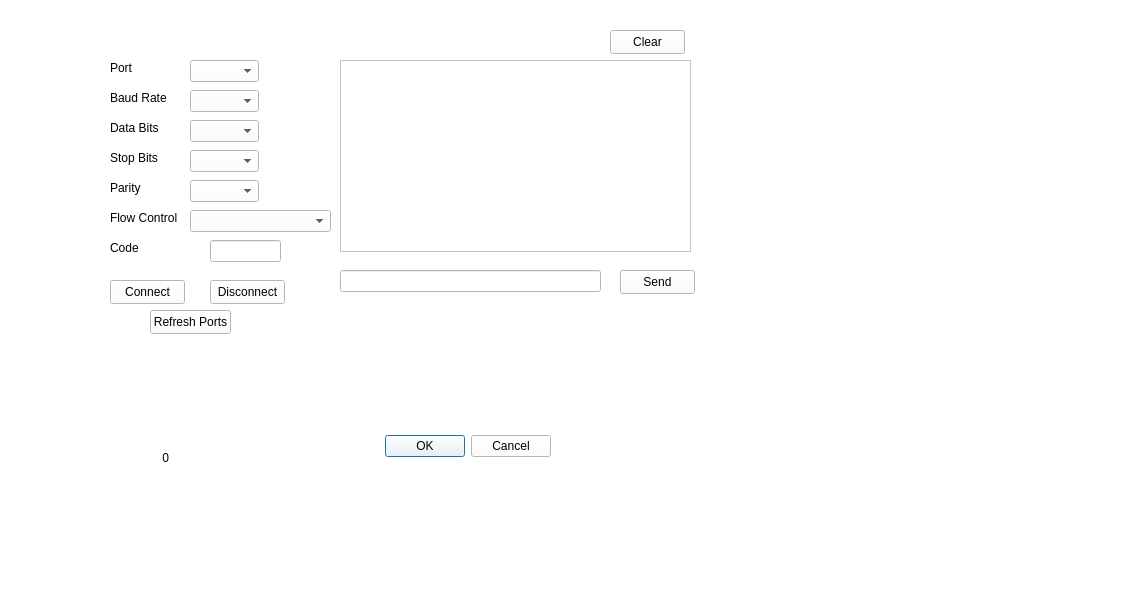
The window that Serial Port Example/Serial_Port_Example/dialog_uart.ui (IvanZend/Learning-QT) describes before a commit, drawn with Qt 5.
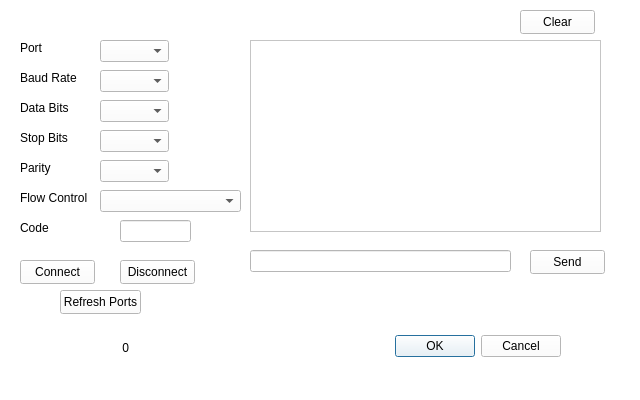
The same window after the commit.

Diff of the .ui file:
```diff
--- a/Serial Port Example/Serial_Port_Example/dialog_uart.ui
+++ b/Serial Port Example/Serial_Port_Example/dialog_uart.ui
@@ -6,8 +6,8 @@
    <rect>
     <x>0</x>
     <y>0</y>
-    <width>1140</width>
-    <height>593</height>
+    <width>640</width>
+    <height>400</height>
    </rect>
   </property>
   <property name="palette">
@@ -458,8 +458,8 @@
   <widget class="QDialogButtonBox" name="buttonBox">
    <property name="geometry">
     <rect>
-     <x>210</x>
-     <y>430</y>
+     <x>220</x>
+     <y>330</y>
      <width>341</width>
      <height>32</height>
     </rect>
@@ -474,8 +474,8 @@
   <widget class="QLabel" name="label">
    <property name="geometry">
     <rect>
-     <x>110</x>
-     <y>60</y>
+     <x>20</x>
+     <y>40</y>
      <width>49</width>
      <height>16</height>
     </rect>
@@ -487,8 +487,8 @@
   <widget class="QComboBox" name="comboBox">
    <property name="geometry">
     <rect>
-     <x>190</x>
-     <y>60</y>
+     <x>100</x>
+     <y>40</y>
      <width>69</width>
      <height>22</height>
     </rect>
@@ -497,8 +497,8 @@
   <widget class="QComboBox" name="comboBox_4">
    <property name="geometry">
     <rect>
-     <x>190</x>
-     <y>150</y>
+     <x>100</x>
+     <y>130</y>
      <width>69</width>
      <height>22</height>
     </rect>
@@ -507,8 +507,8 @@
   <widget class="QLabel" name="label_5">
    <property name="geometry">
     <rect>
-     <x>110</x>
-     <y>180</y>
+     <x>20</x>
+     <y>160</y>
      <width>49</width>
      <height>16</height>
     </rect>
@@ -520,8 +520,8 @@
   <widget class="QPushButton" name="pushButton_2">
    <property name="geometry">
     <rect>
-     <x>110</x>
-     <y>280</y>
+     <x>20</x>
+     <y>260</y>
      <width>75</width>
      <height>24</height>
     </rect>
@@ -533,8 +533,8 @@
   <widget class="QLabel" name="label_7">
    <property name="geometry">
     <rect>
-     <x>110</x>
-     <y>240</y>
+     <x>20</x>
+     <y>220</y>
      <width>49</width>
      <height>16</height>
     </rect>
@@ -546,8 +546,8 @@
   <widget class="QPushButton" name="pushButton_4">
    <property name="geometry">
     <rect>
-     <x>150</x>
-     <y>310</y>
+     <x>60</x>
+     <y>290</y>
      <width>81</width>
      <height>24</height>
     </rect>
@@ -559,8 +559,8 @@
   <widget class="QComboBox" name="comboBox_3">
    <property name="geometry">
     <rect>
-     <x>190</x>
-     <y>120</y>
+     <x>100</x>
+     <y>100</y>
      <width>69</width>
      <height>22</height>
     </rect>
@@ -569,8 +569,8 @@
   <widget class="QComboBox" name="comboBox_5">
    <property name="geometry">
     <rect>
-     <x>190</x>
-     <y>180</y>
+     <x>100</x>
+     <y>160</y>
      <width>69</width>
      <height>22</height>
     </rect>
@@ -579,8 +579,8 @@
   <widget class="QPushButton" name="pushButton_5">
    <property name="geometry">
     <rect>
-     <x>610</x>
-     <y>30</y>
+     <x>520</x>
+     <y>10</y>
      <width>75</width>
      <height>24</height>
     </rect>
@@ -592,8 +592,8 @@
   <widget class="QPushButton" name="pushButton_3">
    <property name="geometry">
     <rect>
-     <x>210</x>
-     <y>280</y>
+     <x>120</x>
+     <y>260</y>
      <width>75</width>
      <height>24</height>
     </rect>
@@ -605,8 +605,8 @@
   <widget class="QLabel" name="label_6">
    <property name="geometry">
     <rect>
-     <x>110</x>
-     <y>210</y>
+     <x>20</x>
+     <y>190</y>
      <width>81</width>
      <height>16</height>
     </rect>
@@ -618,8 +618,8 @@
   <widget class="QComboBox" name="comboBox_6">
    <property name="geometry">
     <rect>
-     <x>190</x>
-     <y>210</y>
+     <x>100</x>
+     <y>190</y>
      <width>141</width>
      <height>22</height>
     </rect>
@@ -628,8 +628,8 @@
   <widget class="QPushButton" name="pushButton">
    <property name="geometry">
     <rect>
-     <x>620</x>
-     <y>270</y>
+     <x>530</x>
+     <y>250</y>
      <width>75</width>
      <height>24</height>
     </rect>
@@ -641,8 +641,8 @@
   <widget class="QLabel" name="label_4">
    <property name="geometry">
     <rect>
-     <x>110</x>
-     <y>150</y>
+     <x>20</x>
+     <y>130</y>
      <width>49</width>
      <height>16</height>
     </rect>
@@ -654,8 +654,8 @@
   <widget class="QComboBox" name="comboBox_2">
    <property name="geometry">
     <rect>
-     <x>190</x>
-     <y>90</y>
+     <x>100</x>
+     <y>70</y>
      <width>69</width>
      <height>22</height>
     </rect>
@@ -664,8 +664,8 @@
   <widget class="QLabel" name="label_2">
    <property name="geometry">
     <rect>
-     <x>110</x>
-     <y>90</y>
+     <x>20</x>
+     <y>70</y>
      <width>61</width>
      <height>16</height>
     </rect>
@@ -677,8 +677,8 @@
   <widget class="QLabel" name="label_3">
    <property name="geometry">
     <rect>
-     <x>110</x>
-     <y>120</y>
+     <x>20</x>
+     <y>100</y>
      <width>61</width>
      <height>16</height>
     </rect>
@@ -690,8 +690,8 @@
   <widget class="QLineEdit" name="lineEdit_2">
    <property name="geometry">
     <rect>
-     <x>340</x>
-     <y>270</y>
+     <x>250</x>
+     <y>250</y>
      <width>261</width>
      <height>22</height>
     </rect>
@@ -700,8 +700,8 @@
   <widget class="QLineEdit" name="lineEdit">
    <property name="geometry">
     <rect>
-     <x>210</x>
-     <y>240</y>
+     <x>120</x>
+     <y>220</y>
      <width>71</width>
      <height>22</height>
     </rect>
@@ -710,8 +710,8 @@
   <widget class="QTextBrowser" name="textBrowser">
    <property name="geometry">
     <rect>
-     <x>340</x>
-     <y>60</y>
+     <x>250</x>
+     <y>40</y>
      <width>351</width>
      <height>192</height>
     </rect>
@@ -720,8 +720,8 @@
   <widget class="QLabel" name="label_8">
    <property name="geometry">
     <rect>
-     <x>120</x>
-     <y>450</y>
+     <x>80</x>
+     <y>340</y>
      <width>49</width>
      <height>16</height>
     </rect>
```
